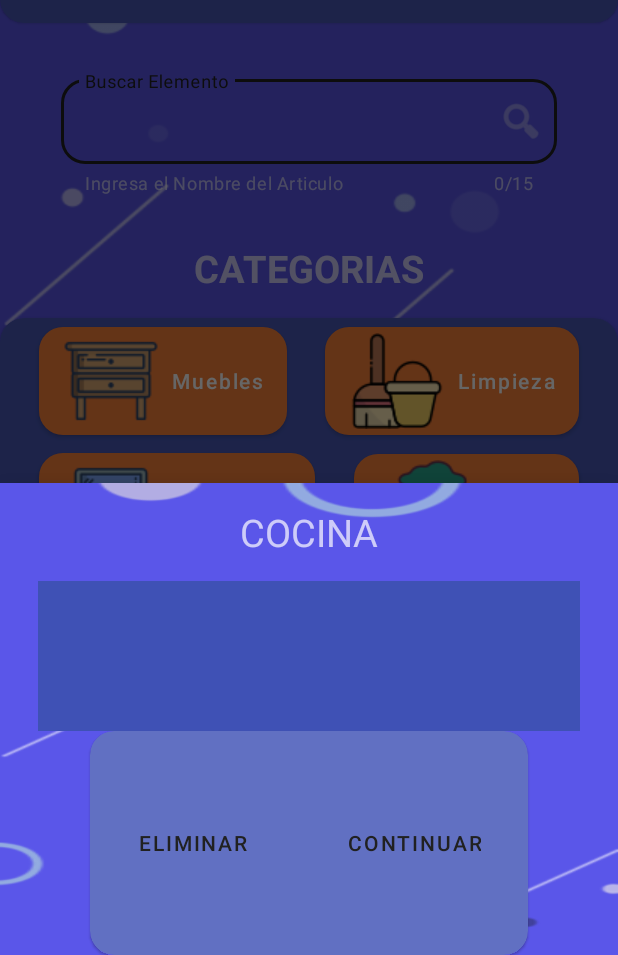
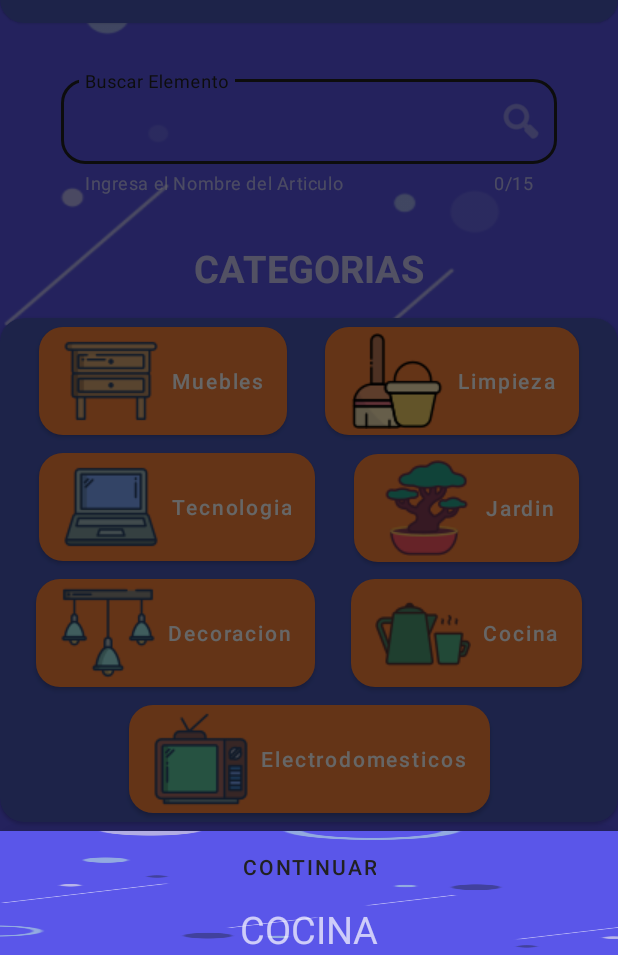
Before and after one commit to MartinezCristianD/ProyectoMinTicCicloCuatro, an Android app: the fragment ListaElementosCategoriaFragment placed in its activity, on a phone screen of 412 x 824 dp, the part 281-1236 px from its top. Run offline under Robolectric (Android 15) with nearby library versions, the phone set to English and light mode, and no system bars; our stand-ins replace Firebase (no records; nobody signed in at launch, a user with empty details on screens opened directly), Picasso.

```diff
--- a/app/src/main/res/layout/fragment_lista_elementos_categoria.xml
+++ b/app/src/main/res/layout/fragment_lista_elementos_categoria.xml
@@ -2,8 +2,8 @@
 <androidx.constraintlayout.widget.ConstraintLayout xmlns:android="http://schemas.android.com/apk/res/android"
     xmlns:app="http://schemas.android.com/apk/res-auto"
     xmlns:tools="http://schemas.android.com/tools"
+    android:layout_width="match_parent"
     android:layout_height="match_parent"
-    android:layout_width="match_parent"
     android:background="@drawable/burbujasbackgroundazul"
     app:behavior_hideable="true"
     app:behavior_peekHeight="@dimen/margen_minima"
@@ -12,69 +12,38 @@
 
     <!--    en el anterior codigo las 3 ultimas  lineas son para  reconocer el fragment como dialogo-->
 
+    <ListView
+        android:id="@+id/listView"
+        android:layout_width="match_parent"
+        android:layout_height="wrap_content"
+        android:layout_marginHorizontal="@dimen/margen_media"
+        android:background="@color/colorSurface"
+        android:headerDividersEnabled="true"
+        app:layout_constraintBottom_toBottomOf="parent"
+        app:layout_constraintEnd_toEndOf="parent"
+        app:layout_constraintStart_toStartOf="parent"
+        app:layout_constraintTop_toBottomOf="@id/textViewCategoriaHogar" />
+
     <TextView
         android:id="@+id/textViewCategoriaHogar"
         android:layout_width="wrap_content"
         android:layout_height="wrap_content"
-        android:layout_margin="@dimen/margen_minima"
         android:text="@string/categoria_cocina"
         android:textAllCaps="true"
         android:textSize="@dimen/texto_principal"
-        app:layout_constraintBottom_toTopOf="@id/listView"
+        app:layout_constraintBottom_toTopOf="@+id/listView"
         app:layout_constraintEnd_toEndOf="parent"
         app:layout_constraintStart_toStartOf="parent"
-        app:layout_constraintTop_toTopOf="parent" />
-
-    <ListView
-        android:id="@+id/listView"
-        android:layout_width="match_parent"
-        android:layout_height="100dp"
-        android:layout_marginHorizontal="@dimen/margen_media"
-        android:background="@color/colorSurface"
-        android:dividerHeight="3dp"
-        android:headerDividersEnabled="true"
-        app:layout_constraintBottom_toTopOf="@id/cardViewbotones"
-        app:layout_constraintEnd_toEndOf="parent"
-        app:layout_constraintStart_toStartOf="parent"
-        app:layout_constraintTop_toBottomOf="@id/textViewCategoriaHogar" />
-
-    <com.google.android.material.card.MaterialCardView
-        android:id="@+id/cardViewbotones"
-        android:layout_width="match_parent"
-        android:layout_height="wrap_content"
-        android:layout_marginHorizontal="@dimen/margen_extrema"
-        app:layout_constraintBottom_toBottomOf="parent"
-        app:layout_constraintEnd_toEndOf="parent"
-        app:layout_constraintStart_toStartOf="parent"
-        app:layout_constraintTop_toBottomOf="@id/listView">
-
-        <androidx.constraintlayout.widget.ConstraintLayout
-            android:layout_width="match_parent"
-            android:layout_height="match_parent"
-            android:layout_margin="@dimen/margen_media">
+        app:layout_constraintTop_toBottomOf="@id/btnContinuarFr" />
 
     <com.google.android.material.button.MaterialButton
         android:id="@+id/btnContinuarFr"
         android:layout_width="wrap_content"
         android:layout_height="wrap_content"
-                android:layout_margin="@dimen/margen_media"
         android:text="@string/continuar"
-                app:layout_constraintBottom_toBottomOf="parent"
+        app:layout_constraintBottom_toTopOf="@+id/textViewCategoriaHogar"
         app:layout_constraintEnd_toEndOf="parent"
-                app:layout_constraintStart_toEndOf="@id/btnEliminarElemento"
+        app:layout_constraintStart_toStartOf="parent"
         app:layout_constraintTop_toTopOf="parent" />
 
-            <com.google.android.material.button.MaterialButton
-                android:id="@+id/btnEliminarElemento"
-                android:layout_width="wrap_content"
-                android:layout_height="wrap_content"
-                android:layout_margin="@dimen/margen_media"
-                android:text="@string/eliminar"
-                app:layout_constraintBottom_toBottomOf="@id/btnContinuarFr"
-                app:layout_constraintEnd_toStartOf="@id/btnContinuarFr"
-                app:layout_constraintStart_toStartOf="parent"
-                app:layout_constraintTop_toTopOf="@id/btnContinuarFr" />
 </androidx.constraintlayout.widget.ConstraintLayout>
-    </com.google.android.material.card.MaterialCardView>
-
-</androidx.constraintlayout.widget.ConstraintLayout>
```
Also changed, not shown: app/src/main/java/com/proyectomintic/stockerinv/views/ListaElementosCategoriaFragment.java (+7 -2 lines), app/src/main/res/layout/items_layout.xml (added, +45 -0 lines). Lines whose indentation alone changed are shown as unchanged.
